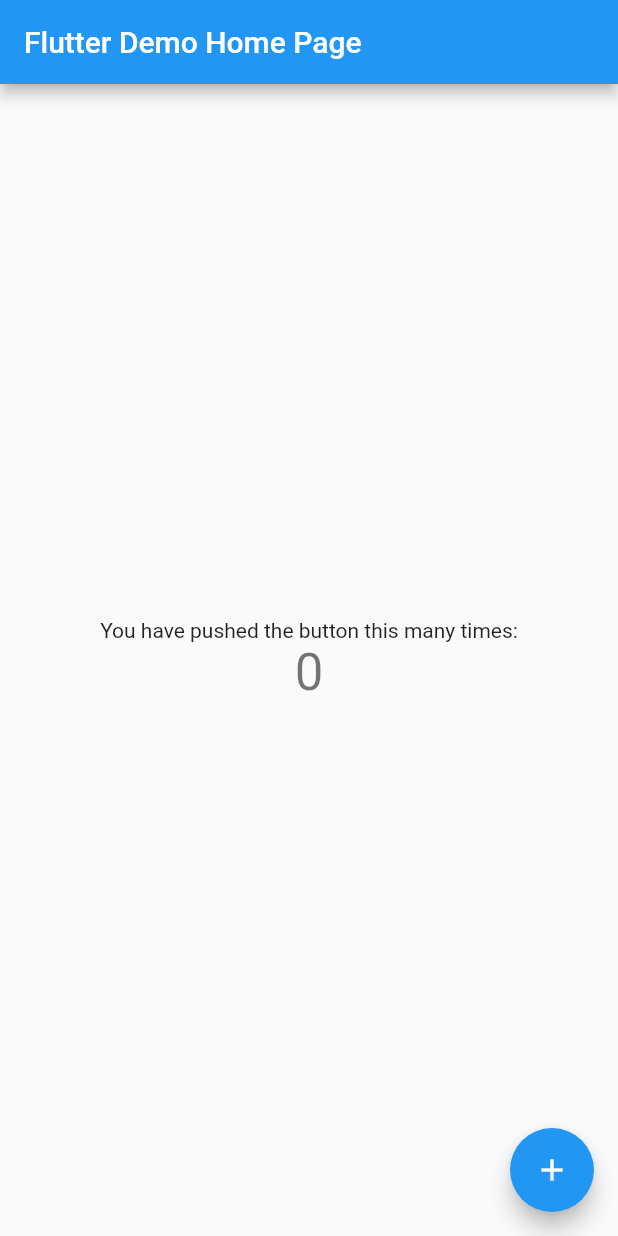
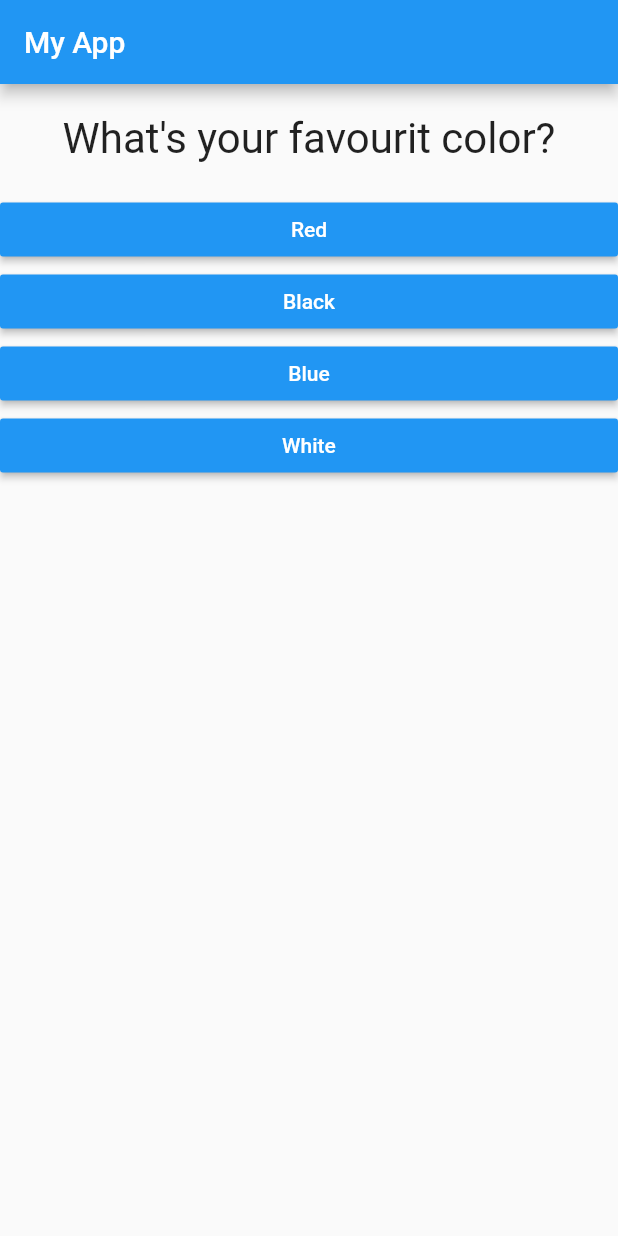
Before and after one commit to aryankush25/flutter_quiz_app, a Flutter app: the screen it shows after launch, on a phone screen of 412 x 824 dp. Run offline on Flutter 3.47's test engine with Material 2 defaults, Android fonts, the phone set to English and light mode, and no system bars.

Commit message:
Baisc Question Answers Wigets added

```diff
--- /dev/null
+++ b/lib/answer.dart
@@ -0,0 +1,24 @@
+import 'package:flutter/material.dart';
+
+class Answer extends StatelessWidget {
+  final String answerText;
+  final Function answerAction;
+
+  Answer(
+    this.answerAction,
+    this.answerText,
+  );
+
+  @override
+  Widget build(BuildContext context) {
+    return Container(
+      width: double.infinity,
+      child: RaisedButton(
+        color: Colors.blue,
+        textColor: Colors.white,
+        child: Text(answerText),
+        onPressed: answerAction,
+      ),
+    );
+  }
+}
--- a/lib/main.dart
+++ b/lib/main.dart
@@ -1,117 +1,50 @@
 import 'package:flutter/material.dart';
 
-void main() {
-  runApp(MyApp());
-}
+import 'quiz.dart';
+import './result.dart';
 
-class MyApp extends StatelessWidget {
-  // This widget is the root of your application.
+void main() => runApp(MyApp());
+
+class MyApp extends StatefulWidget {
   @override
-  Widget build(BuildContext context) {
-    return MaterialApp(
-      title: 'Flutter Demo',
-      theme: ThemeData(
-        // This is the theme of your application.
-        //
-        // Try running your application with "flutter run". You'll see the
-        // application has a blue toolbar. Then, without quitting the app, try
-        // changing the primarySwatch below to Colors.green and then invoke
-        // "hot reload" (press "r" in the console where you ran "flutter run",
-        // or simply save your changes to "hot reload" in a Flutter IDE).
-        // Notice that the counter didn't reset back to zero; the application
-        // is not restarted.
-        primarySwatch: Colors.blue,
-        // This makes the visual density adapt to the platform that you run
-        // the app on. For desktop platforms, the controls will be smaller and
-        // closer together (more dense) than on mobile platforms.
-        visualDensity: VisualDensity.adaptivePlatformDensity,
-      ),
-      home: MyHomePage(title: 'Flutter Demo Home Page'),
-    );
+  State<StatefulWidget> createState() {
+    return _MyAppState();
   }
 }
 
-class MyHomePage extends StatefulWidget {
-  MyHomePage({Key key, this.title}) : super(key: key);
+class _MyAppState extends State<MyApp> {
+  final _questions = const [
+    {
+      'questionText': 'What\'s your favourit color?',
+      'answers': ['Red', 'Black', 'Blue', 'White']
+    },
+    {
+      'questionText': 'What\'s your favourit animals?',
+      'answers': ['Dog', 'Cat', 'Rabbit', 'Lion']
+    },
+    {
+      'questionText': 'What\'s your favourit girl?',
+      'answers': ['App', 'App', 'App', 'App']
+    }
+  ];
+  var _questionIndex = 0;
 
-  // This widget is the home page of your application. It is stateful, meaning
-  // that it has a State object (defined below) that contains fields that affect
-  // how it looks.
-
-  // This class is the configuration for the state. It holds the values (in this
-  // case the title) provided by the parent (in this case the App widget) and
-  // used by the build method of the State. Fields in a Widget subclass are
-  // always marked "final".
-
-  final String title;
-
-  @override
-  _MyHomePageState createState() => _MyHomePageState();
-}
-
-class _MyHomePageState extends State<MyHomePage> {
-  int _counter = 0;
-
-  void _incrementCounter() {
+  void _answerQuestion() {
     setState(() {
-      // This call to setState tells the Flutter framework that something has
-      // changed in this State, which causes it to rerun the build method below
-      // so that the display can reflect the updated values. If we changed
-      // _counter without calling setState(), then the build method would not be
-      // called again, and so nothing would appear to happen.
-      _counter++;
+      _questionIndex = _questionIndex + 1;
     });
   }
 
   @override
   Widget build(BuildContext context) {
-    // This method is rerun every time setState is called, for instance as done
-    // by the _incrementCounter method above.
-    //
-    // The Flutter framework has been optimized to make rerunning build methods
-    // fast, so that you can just rebuild anything that needs updating rather
-    // than having to individually change instances of widgets.
-    return Scaffold(
-      appBar: AppBar(
-        // Here we take the value from the MyHomePage object that was created by
-        // the App.build method, and use it to set our appbar title.
-        title: Text(widget.title),
-      ),
-      body: Center(
-        // Center is a layout widget. It takes a single child and positions it
-        // in the middle of the parent.
-        child: Column(
-          // Column is also a layout widget. It takes a list of children and
-          // arranges them vertically. By default, it sizes itself to fit its
-          // children horizontally, and tries to be as tall as its parent.
-          //
-          // Invoke "debug painting" (press "p" in the console, choose the
-          // "Toggle Debug Paint" action from the Flutter Inspector in Android
-          // Studio, or the "Toggle Debug Paint" command in Visual Studio Code)
-          // to see the wireframe for each widget.
-          //
-          // Column has various properties to control how it sizes itself and
-          // how it positions its children. Here we use mainAxisAlignment to
-          // center the children vertically; the main axis here is the vertical
-          // axis because Columns are vertical (the cross axis would be
-          // horizontal).
-          mainAxisAlignment: MainAxisAlignment.center,
-          children: <Widget>[
-            Text(
-              'You have pushed the button this many times:',
-            ),
-            Text(
-              '$_counter',
-              style: Theme.of(context).textTheme.headline4,
-            ),
-          ],
-        ),
-      ),
-      floatingActionButton: FloatingActionButton(
-        onPressed: _incrementCounter,
-        tooltip: 'Increment',
-        child: Icon(Icons.add),
-      ), // This trailing comma makes auto-formatting nicer for build methods.
+    return MaterialApp(
+      home: Scaffold(
+          appBar: AppBar(
+            title: Text('My App'),
+          ),
+          body: _questionIndex < _questions.length
+              ? Quiz(_questions, _questionIndex, _answerQuestion)
+              : Result()),
     );
   }
 }
--- /dev/null
+++ b/lib/question.dart
@@ -0,0 +1,20 @@
+import 'package:flutter/material.dart';
+
+class Question extends StatelessWidget {
+  final String questionText;
+
+  Question(this.questionText);
+
+  @override
+  Widget build(BuildContext context) {
+    return Container(
+      width: double.infinity,
+      margin: EdgeInsets.all(20),
+      child: Text(
+        this.questionText,
+        style: TextStyle(fontSize: 28),
+        textAlign: TextAlign.center,
+      ),
+    );
+  }
+}
--- /dev/null
+++ b/lib/quiz.dart
@@ -0,0 +1,24 @@
+import 'package:flutter/material.dart';
+import 'package:quiz_app/answer.dart';
+import './question.dart';
+
+class Quiz extends StatelessWidget {
+  final List<Map<String, Object>> _questions;
+  final int _questionIndex;
+  final Function _answerQuestion;
+
+  Quiz(this._questions, this._questionIndex, this._answerQuestion);
+
+  @override
+  Widget build(BuildContext context) {
+    return Column(
+      children: <Widget>[
+        Question(_questions[_questionIndex]['questionText']),
+        ...(_questions[_questionIndex]['answers'] as List<String>)
+            .map((answer) {
+          return Answer(_answerQuestion, answer);
+        }).toList(),
+      ],
+    );
+  }
+}
--- /dev/null
+++ b/lib/result.dart
@@ -0,0 +1,10 @@
+import 'package:flutter/material.dart';
+
+class Result extends StatelessWidget {
+  @override
+  Widget build(BuildContext context) {
+    return Center(
+      child: Text('You did it!'),
+    );
+  }
+}
```
Also changed, not shown: 1 other file.
